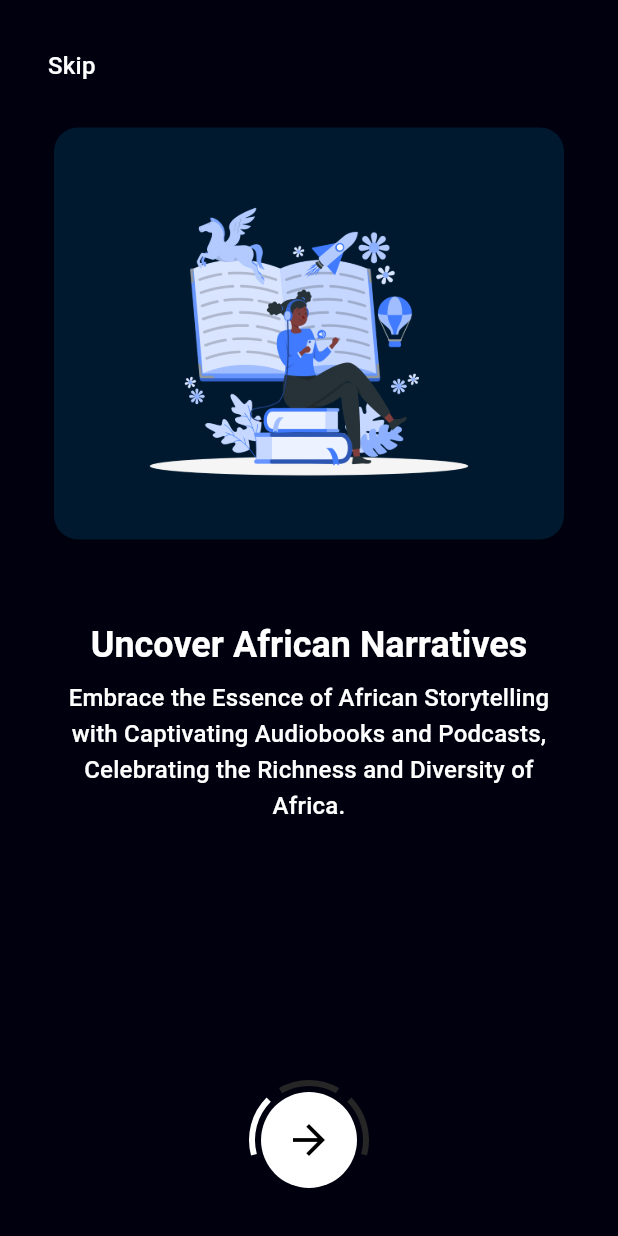
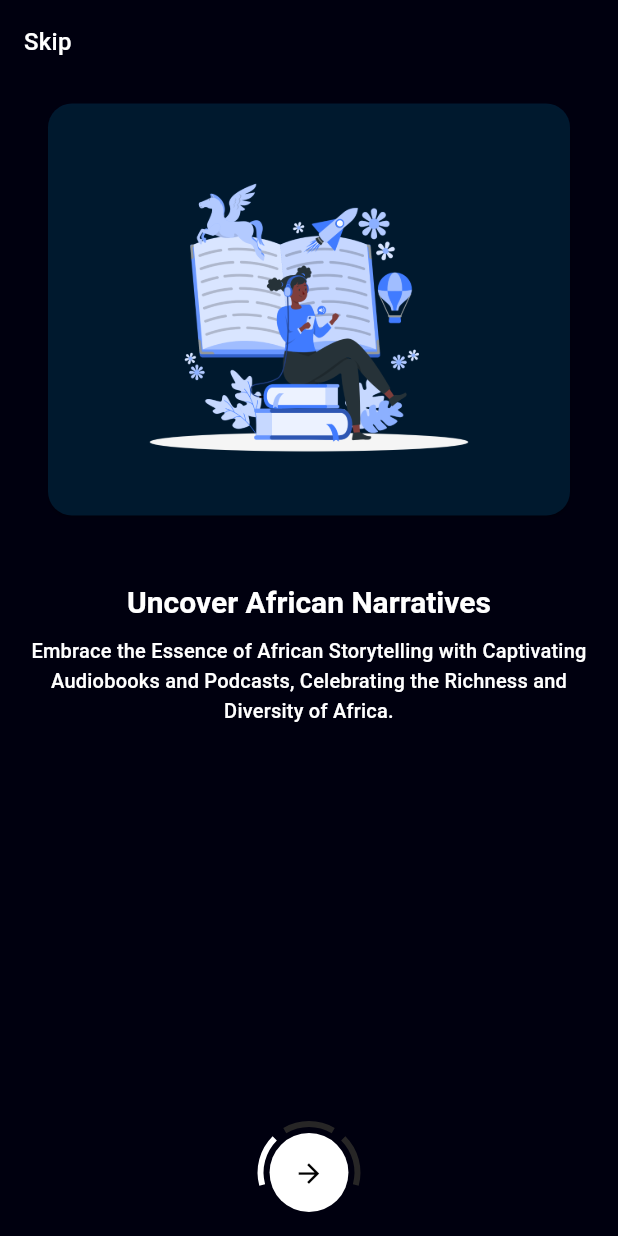
Before and after one commit to Selfmade-Cloud-Solutions/Brana, a Flutter app: the screen it shows after launch, on a phone screen of 412 x 824 dp. Run offline on Flutter 3.47's test engine with Material 2 defaults, Android fonts, the light colour scheme and no system bars; our stand-ins replace audio_service, audio_video_progress_bar, cached_network_image, email_validator, flutter_cache_manager, flutter_staggered_animations and 11 more; missing offline and left inert: audio_session.

Commit message:
some fix

```diff
--- a/lib/screens/onboarding/onboarding.dart
+++ b/lib/screens/onboarding/onboarding.dart
@@ -217,7 +217,7 @@ class _OnboardingState extends State<Onboarding> with TickerProviderStateMixin {
         children: <Widget>[
           SafeArea(
             child: Padding(
-              padding: const EdgeInsets.all(kPaddingL),
+              padding: const EdgeInsets.all(kPaddingL/2),
               child: Column(
                 children: <Widget>[
                   Header(onSkip: _goToLogin),
--- a/lib/screens/onboarding/pages/onboarding_page.dart
+++ b/lib/screens/onboarding/pages/onboarding_page.dart
@@ -1,5 +1,4 @@
 import 'package:flutter/material.dart';
-
 import '../../../constants.dart';
 import '../widgets/cards_stack.dart';
 
@@ -23,16 +22,18 @@ class OnboardingPage extends StatelessWidget {
 
   @override
   Widget build(BuildContext context) {
+    double screenHeight = MediaQuery.of(context).size.height;
     return Column(
       children: <Widget>[
         CardsStack(
           pageNumber: number,
-          // lightCardChild: lightCardChild,
           darkCardChild: darkCardChild,
           lightCardOffsetAnimation: lightCardOffsetAnimation,
           darkCardOffsetAnimation: darkCardOffsetAnimation,
         ),
-        SizedBox(height: number % 2 == 1 ? 50.0 : 25.0),
+        SizedBox(
+        height: number % 2 == 1 ? screenHeight * 0.05 : screenHeight * 0.025
+      ),
         AnimatedSwitcher(
           duration: branaCardAnimationDuration,
           child: textColumn,
--- a/lib/screens/onboarding/widgets/next_page_button.dart
+++ b/lib/screens/onboarding/widgets/next_page_button.dart
@@ -12,18 +12,24 @@ class NextPageButton extends StatelessWidget {
 
   @override
   Widget build(BuildContext context) {
+    const maxIconSize = 24.0;
+
+    double iconSize = MediaQuery.of(context).size.width * 0.05;
+
+    if (iconSize > maxIconSize) {
+      iconSize = maxIconSize;
+    }
+
     return RawMaterialButton(
         padding: const EdgeInsets.all(kPaddingM),
         elevation: 0.0,
         shape: const CircleBorder(),
         fillColor: branaWhite,
         onPressed: onPressed,
-
-      child: const Icon(
+        child: Icon(
           Icons.arrow_forward,
           color: branaDeepBlack,
-        size: 32.0,
-      ),
-    );
+          size: iconSize,
+        ));
   }
 }
--- a/lib/screens/onboarding/widgets/text_column.dart
+++ b/lib/screens/onboarding/widgets/text_column.dart
@@ -1,6 +1,5 @@
 import 'package:flutter/material.dart';
-
-import '../../../constants.dart';
+import 'package:brana_mobile/constants.dart';
 
 class TextColumn extends StatelessWidget {
   final String title;
@@ -14,16 +13,19 @@ class TextColumn extends StatelessWidget {
 
   @override
   Widget build(BuildContext context) {
+     double fontSize = MediaQuery.of(context).size.width * 0.05;
+fontSize = fontSize.clamp(12, 20);
     return Column(
       children: <Widget>[
-        Text(
-          title,
-          textAlign: TextAlign.center,
-          style: Theme.of(context)
-              .textTheme
-              .headlineSmall!
-              .copyWith(color: branaWhite, fontWeight: FontWeight.bold),
-        ),
+Text(
+  title,
+  textAlign: TextAlign.center,
+  style: Theme.of(context).textTheme.headlineSmall!.copyWith(
+    color: Colors.white,
+    fontWeight: FontWeight.bold,
+    fontSize: fontSize
+  ),
+),
         const SizedBox(height: kSpaceS),
         Text(
           text,
@@ -31,7 +33,8 @@ class TextColumn extends StatelessWidget {
           style: Theme.of(context)
               .textTheme
               .titleMedium!
-              .copyWith(color: branaWhite),
+              .copyWith(color: branaWhite,
+          fontSize: fontSize/1.5 ),
         ),
       ],
     );
```
Also changed, not shown: lib/forgot_password.dart (+23 -13 lines), lib/login_page.dart (+29 -14 lines), lib/reset_password.dart (+23 -13 lines), lib/screens/Loading.dart (deleted, +0 -20 lines), lib/signup_page.dart (+42 -15 lines). Lines whose indentation alone changed are shown as unchanged.
